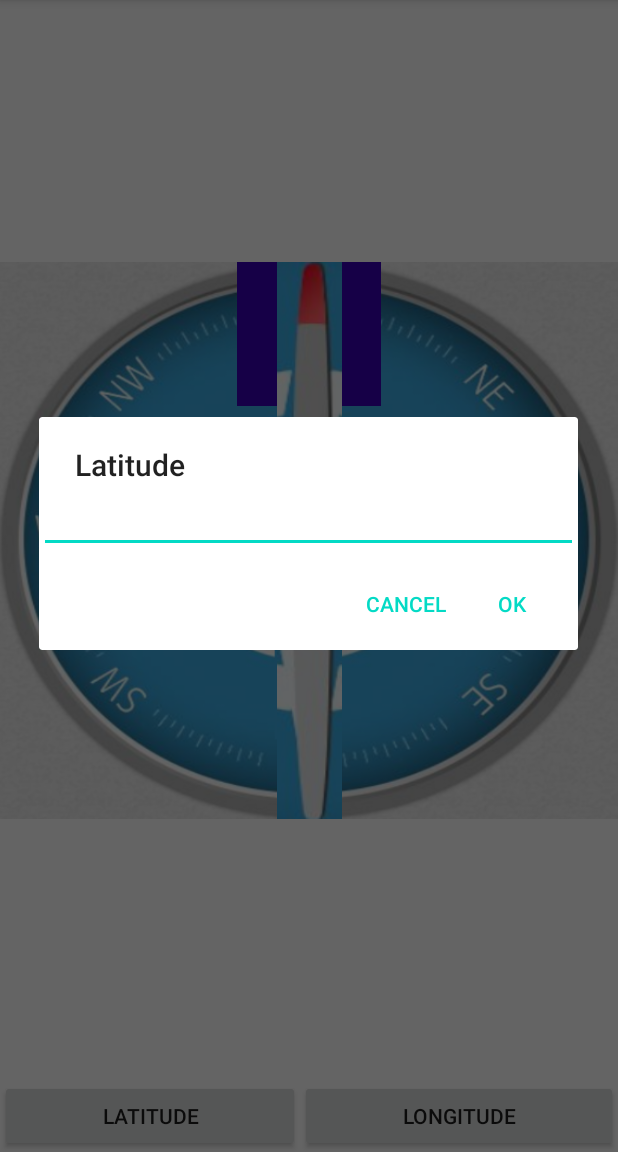
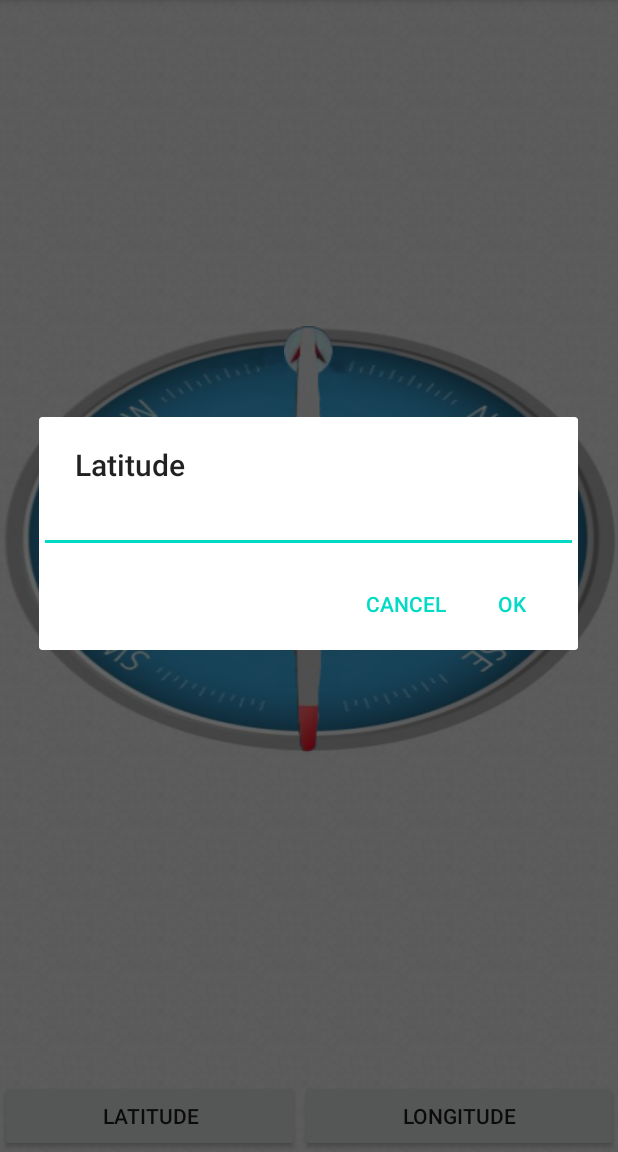
Before and after one commit to napewnoniematson/Compass, an Android app: the screen it shows after launch (MainActivity), after a tap on "LATITUDE", on a phone screen of 412 x 824 dp, the part 84-1236 px from its top. Run offline under Robolectric (Android 15) with nearby library versions, the phone set to English and light mode, and no system bars.

Commit message:
upgrade ui

```diff
--- a/app/src/main/java/com/napewnoniematson/compass/view/widget/compass/DestinationPointView.kt
+++ b/app/src/main/java/com/napewnoniematson/compass/view/widget/compass/DestinationPointView.kt
@@ -18,8 +18,7 @@ class DestinationPointView(context: Context, attrs: AttributeSet) :
     private var angle = 0f
 
     init {
-//        setImageResource(R.drawable.needle_compass)
-        setImageResource(R.color.colorPrimaryDark)
+        setImageResource(R.drawable.destination)
 //        visibility = View.INVISIBLE
     }
 
--- a/app/src/main/java/com/napewnoniematson/compass/view/widget/compass/NeedleView.kt
+++ b/app/src/main/java/com/napewnoniematson/compass/view/widget/compass/NeedleView.kt
@@ -22,7 +22,7 @@ class NeedleView(context: Context, attrs: AttributeSet) : AppCompatImageView(con
     private var angle: Float = 0f
 
     init {
-        setImageResource(R.drawable.needle_compass)
+        setImageResource(R.drawable.needle)
     }
 
     override fun update(angle: Float) {
--- /dev/null
+++ b/app/src/main/res/drawable/background_repeating.xml
@@ -0,0 +1,5 @@
+<?xml version="1.0" encoding="utf-8"?>
+<bitmap xmlns:android="http://schemas.android.com/apk/res/android"
+    android:src="@drawable/background_texture"
+    android:tileMode="repeat">
+</bitmap>
--- a/app/src/main/res/layout/activity_main.xml
+++ b/app/src/main/res/layout/activity_main.xml
@@ -4,6 +4,7 @@
     xmlns:tools="http://schemas.android.com/tools"
     android:layout_width="match_parent"
     android:layout_height="match_parent"
+    android:background="@drawable/background_repeating"
     tools:context=".view.activity.MainActivity">
 
 
--- a/app/src/main/res/layout/compass_view.xml
+++ b/app/src/main/res/layout/compass_view.xml
@@ -4,14 +4,14 @@
     xmlns:app="http://schemas.android.com/apk/res-auto"
     android:layout_width="match_parent"
     android:layout_height="match_parent"
-    android:background="@drawable/background_compass"
+    android:background="@drawable/plate"
     android:gravity="center">
 
 
     <com.napewnoniematson.compass.view.widget.compass.DestinationPointView
         android:id="@+id/destinationImageView"
-        android:layout_width="96dp"
-        android:layout_height="96dp"
+        android:layout_width="wrap_content"
+        android:layout_height="wrap_content"
         android:gravity="center"
         app:layout_constraintEnd_toEndOf="parent"
         app:layout_constraintStart_toStartOf="parent"
```
Also changed, not shown: app/src/main/res/drawable/background_compass.png (deleted), app/src/main/res/drawable/background_texture.png (added), app/src/main/res/drawable/destination.png (added), app/src/main/res/drawable/needle.png (added), app/src/main/res/drawable/needle_compass.png (deleted), app/src/main/res/drawable/plate.png (added).
